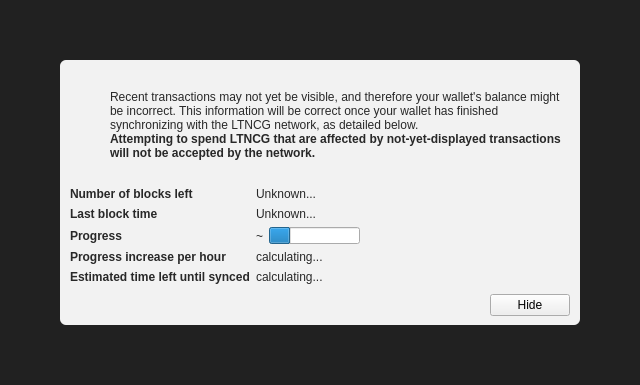
This is src/qt/forms/modaloverlay.ui in ToxicMotherLucker/ltnc as Qt 5 draws it before an edit. The edited form follows.
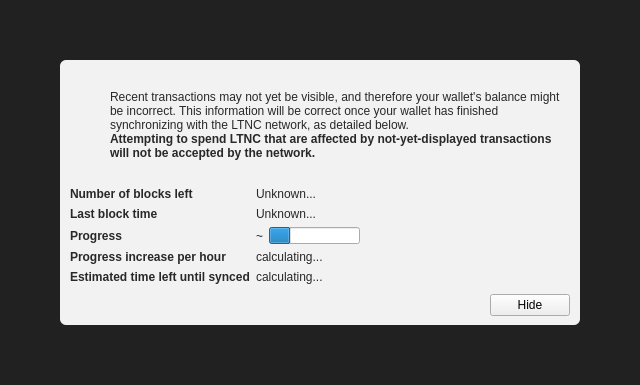
This is the edited form. Icons and pictures are not drawn. Custom widgets are drawn as their Qt base class.

```diff
--- a/src/qt/forms/modaloverlay.ui
+++ b/src/qt/forms/modaloverlay.ui
@@ -130,7 +130,7 @@
              <item>
               <widget class="QLabel" name="infoText">
                <property name="text">
-                <string>Recent transactions may not yet be visible, and therefore your wallet's balance might be incorrect. This information will be correct once your wallet has finished synchronizing with the LTNCG network, as detailed below.</string>
+                <string>Recent transactions may not yet be visible, and therefore your wallet's balance might be incorrect. This information will be correct once your wallet has finished synchronizing with the LTNC network, as detailed below.</string>
                </property>
                <property name="textFormat">
                 <enum>Qt::RichText</enum>
@@ -149,7 +149,7 @@
                 </font>
                </property>
                <property name="text">
-                <string>Attempting to spend LTNCG that are affected by not-yet-displayed transactions will not be accepted by the network.</string>
+                <string>Attempting to spend LTNC that are affected by not-yet-displayed transactions will not be accepted by the network.</string>
                </property>
                <property name="textFormat">
                 <enum>Qt::RichText</enum>
```
